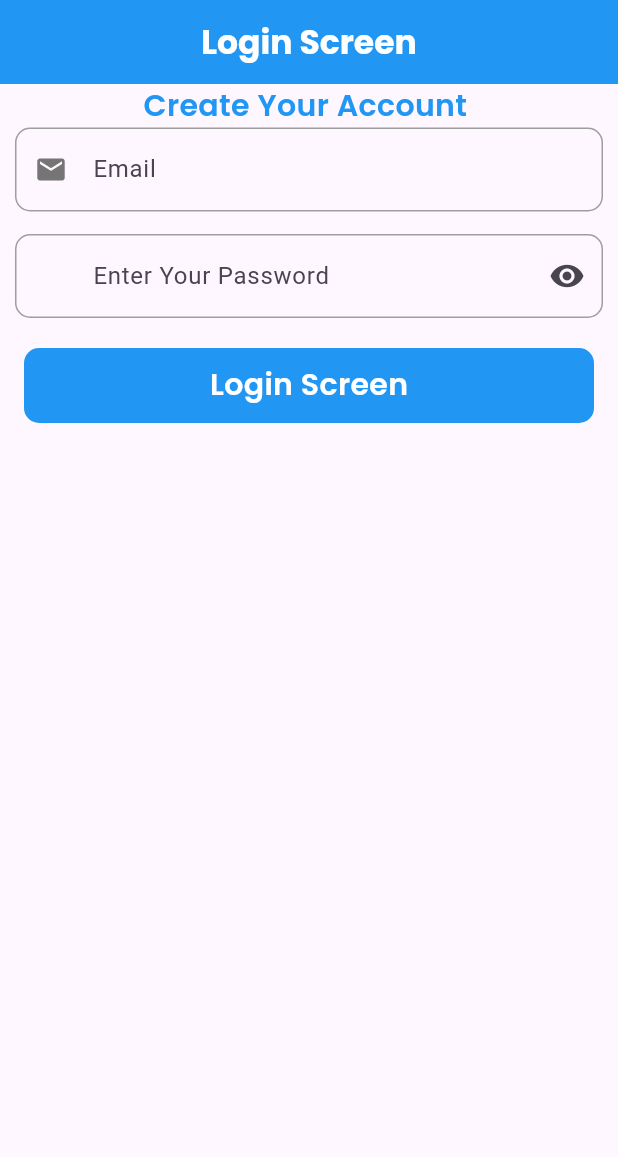
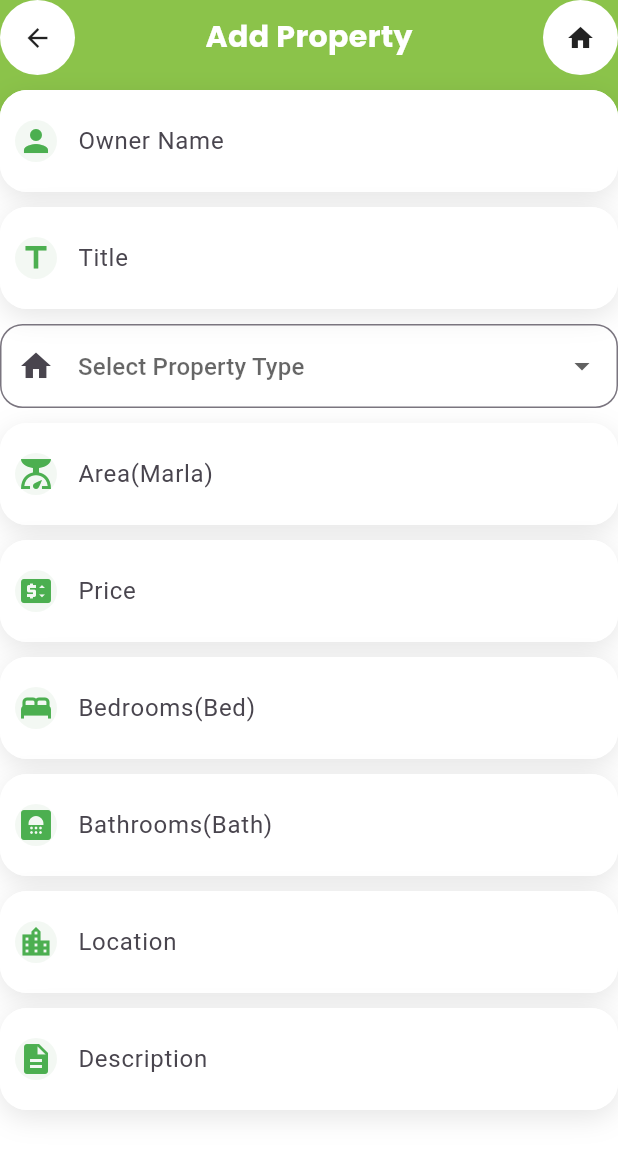
Before and after one commit to raeeskhan371/propertie_explore, a Flutter app: the screen it shows after launch, on a phone screen of 412 x 824 dp. Shown: the top 1157 px of the screen. Run offline on Flutter 3.47's test engine with Material 3 defaults, Android fonts, the light colour scheme and no system bars; our stand-ins replace cloud_firestore, firebase_auth, firebase_core, google_fonts; accounts and stored records are empty.

Commit message:
Improve Add property Screen Ui

```diff
--- /dev/null
+++ b/lib/core/util/appWidgets/Custome_text_field.dart
@@ -0,0 +1,63 @@
+import 'package:flutter/material.dart';
+
+class CustomTextField extends StatelessWidget {
+  final String hint;
+  final IconData icon;
+  final TextEditingController controller;
+
+  const CustomTextField({
+    super.key,
+    required this.hint,
+    required this.icon,
+    required this.controller,
+  });
+
+  @override
+  Widget build(BuildContext context) {
+    return Container(
+      decoration: BoxDecoration(
+        color: Colors.white,
+        borderRadius: BorderRadius.circular(18),
+        boxShadow: [
+          BoxShadow(
+            color: Colors.black.withOpacity(0.1),
+            blurRadius: 15,
+            offset: const Offset(0, 5),
+          ),
+        ],
+      ),
+      child: TextFormField(
+        controller: controller,
+        decoration: InputDecoration(
+          hintText: hint,
+          prefixIcon: Container(
+            margin: const EdgeInsets.all(10),
+            decoration: BoxDecoration(
+              color: const Color(0xffF3F8F3),
+              borderRadius: BorderRadius.circular(14),
+            ),
+            child: Icon(icon, color: const Color(0xff4CAF50)),
+          ),
+          filled: true,
+          fillColor: Colors.white,
+          border: OutlineInputBorder(
+            borderRadius: BorderRadius.circular(18),
+            borderSide: BorderSide.none,
+          ),
+          enabledBorder: OutlineInputBorder(
+            borderRadius: BorderRadius.circular(18),
+            borderSide: BorderSide.none,
+          ),
+          focusedBorder: OutlineInputBorder(
+            borderRadius: BorderRadius.circular(18),
+            borderSide: const BorderSide(color: Color(0xff4CAF50), width: 1.5),
+          ),
+          contentPadding: const EdgeInsets.symmetric(
+            horizontal: 18,
+            vertical: 22,
+          ),
+        ),
+      ),
+    );
+  }
+}
--- a/lib/feature/auth/services/auth_services.dart
+++ b/lib/feature/auth/services/auth_services.dart
@@ -3,6 +3,7 @@ import 'package:firebase_auth/firebase_auth.dart';
 import 'package:flutter/material.dart';
 import 'package:propertie_explore/feature/auth/model/user_model.dart';
 import 'package:propertie_explore/feature/properties/customer/screens/property_overview_screen.dart';
+import 'package:propertie_explore/feature/properties/house_owner/screens/bottom_navigation_bar.dart';
 import 'package:propertie_explore/feature/properties/house_owner/screens/house_owner.dart';
 
 class AuthFireBaseServices {
@@ -50,7 +51,7 @@ class AuthFireBaseServices {
     if (Role == "houseOwner") {
       Navigator.pushReplacement(
         context,
-        MaterialPageRoute(builder: (_) => HouseOwnerDashboard()),
+        MaterialPageRoute(builder: (_) => BottomBar()),
       );
     } else if (Role == "customer") {
       Navigator.pushReplacement(
--- /dev/null
+++ b/lib/feature/properties/house_owner/screens/add_propertie_screen.dart
@@ -0,0 +1,182 @@
+import 'package:flutter/material.dart';
+import 'package:google_fonts/google_fonts.dart';
+import 'package:propertie_explore/core/util/appWidgets/Custome_text_field.dart';
+
+class AddPropertyScreen extends StatefulWidget {
+  const AddPropertyScreen({super.key});
+
+  @override
+  State<AddPropertyScreen> createState() => _AddPropertyScreenState();
+}
+
+class _AddPropertyScreenState extends State<AddPropertyScreen> {
+  String? selectedPropertyType;
+
+  TextEditingController OwnerController = TextEditingController();
+  TextEditingController titleController = TextEditingController();
+  TextEditingController areaController = TextEditingController();
+  TextEditingController priceController = TextEditingController();
+  TextEditingController bedController = TextEditingController();
+  TextEditingController bathController = TextEditingController();
+  TextEditingController locationController = TextEditingController();
+  TextEditingController descController = TextEditingController();
+  @override
+  Widget build(BuildContext context) {
+    return Scaffold(
+      backgroundColor: Colors.lightGreen,
+      body: SafeArea(
+        child: Column(
+          children: [
+            Row(
+              mainAxisAlignment: MainAxisAlignment.spaceBetween,
+              children: [
+                Container(
+                  width: 50,
+                  height: 50,
+                  decoration: BoxDecoration(
+                    color: Colors.white,
+                    borderRadius: BorderRadius.circular(100),
+                  ),
+                  child: Padding(
+                    padding: const EdgeInsets.only(left: 10, right: 10),
+                    child: Icon(Icons.arrow_back_sharp, size: 20),
+                  ),
+                ),
+                Text(
+                  "Add Property",
+                  style: GoogleFonts.poppins(
+                    fontSize: 20,
+                    color: Colors.white,
+                    fontWeight: FontWeight.bold,
+                  ),
+                ),
+                Container(
+                  width: 50,
+                  height: 50,
+                  decoration: BoxDecoration(
+                    color: Colors.white,
+                    borderRadius: BorderRadius.circular(100),
+                  ),
+                  child: Padding(
+                    padding: const EdgeInsets.only(left: 10, right: 10),
+                    child: Center(child: Icon(Icons.home, size: 20)),
+                  ),
+                ),
+              ],
+            ),
+            SizedBox(height: 10),
+
+            // Main Container
+            Expanded(
+              child: Container(
+                height: double.infinity,
+                width: double.infinity,
+
+                decoration: BoxDecoration(
+                  color: Colors.white,
+                  borderRadius: BorderRadius.only(
+                    topLeft: Radius.circular(20),
+                    topRight: Radius.circular(20),
+                  ),
+                ),
+                child: SingleChildScrollView(
+                  child: SizedBox(
+                    child: Column(
+                      children: [
+                        CustomTextField(
+                          hint: "Owner Name",
+                          icon: Icons.person,
+                          controller: OwnerController,
+                        ),
+                        SizedBox(height: 10),
+                        CustomTextField(
+                          hint: "Title",
+                          icon: Icons.title,
+                          controller: titleController,
+                        ),
+                        SizedBox(height: 10),
+
+                        //
+                        DropdownButtonFormField<String>(
+                          value: selectedPropertyType,
+                          decoration: InputDecoration(
+                            prefixIcon: Icon(Icons.home),
+                            hintText: "Select Property Type",
+                            border: OutlineInputBorder(
+                              borderRadius: BorderRadius.circular(15),
+                              borderSide: BorderSide(color: Colors.green),
+                            ),
+                          ),
+                          items: const [
+                            DropdownMenuItem(
+                              value: "House",
+                              child: Text("House"),
+                            ),
+                            DropdownMenuItem(
+                              value: "Apartment",
+                              child: Text("Apartment"),
+                            ),
+                            DropdownMenuItem(
+                              value: "Plot",
+                              child: Text("Plot"),
+                            ),
+                            DropdownMenuItem(
+                              value: "Commercial",
+                              child: Text("Commercial"),
+                            ),
+                          ],
+                          onChanged: (value) {
+                            setState(() {
+                              selectedPropertyType = value;
+                            });
+                          },
+                        ),
+
+                        SizedBox(height: 10),
+                        CustomTextField(
+                          hint: "Area(Marla)",
+                          icon: Icons.scale,
+                          controller: areaController,
+                        ),
+                        SizedBox(height: 10),
+                        CustomTextField(
+                          hint: "Price",
+                          icon: Icons.price_change,
+                          controller: priceController,
+                        ),
+                        SizedBox(height: 10),
+                        CustomTextField(
+                          hint: "Bedrooms(Bed)",
+                          icon: Icons.bed,
+                          controller: bedController,
+                        ),
+                        SizedBox(height: 10),
+                        CustomTextField(
+                          hint: "Bathrooms(Bath)",
+                          icon: Icons.bathroom,
+                          controller: bathController,
+                        ),
+                        SizedBox(height: 10),
+                        CustomTextField(
+                          hint: "Location",
+                          icon: Icons.location_city,
+                          controller: locationController,
+                        ),
+                        SizedBox(height: 10),
+                        CustomTextField(
+                          hint: "Description",
+                          icon: Icons.description,
+                          controller: descController,
+                        ),
+                      ],
+                    ),
+                  ),
+                ),
+              ),
+            ),
+          ],
+        ),
+      ),
+    );
+  }
+}
--- /dev/null
+++ b/lib/feature/properties/house_owner/screens/bottom_navigation_bar.dart
@@ -0,0 +1,41 @@
+import 'package:flutter/material.dart';
+import 'package:propertie_explore/feature/properties/house_owner/screens/add_propertie.dart';
+import 'package:propertie_explore/feature/properties/house_owner/screens/add_propertie_screen.dart';
+import 'package:propertie_explore/feature/properties/house_owner/screens/house_owner.dart';
+import 'package:propertie_explore/feature/properties/house_owner/screens/porperties_feed.dart';
+
+class BottomBar extends StatefulWidget {
+  const BottomBar({super.key});
+
+  @override
+  State<BottomBar> createState() => _BottomBarState();
+}
+
+class _BottomBarState extends State<BottomBar> {
+  List<Widget> screens = [
+    HouseOwnerDashboard(),
+    AddPropertyScreen(),
+    PropertyFeed(),
+  ];
+  int index = 0;
+  @override
+  Widget build(BuildContext context) {
+    return Scaffold(
+      body: screens[index],
+      bottomNavigationBar: BottomNavigationBar(
+        currentIndex: index,
+
+        onTap: (value) {
+          setState(() {
+            index = value;
+          });
+        },
+        items: [
+          BottomNavigationBarItem(icon: Icon(Icons.home), label: "Home"),
+          BottomNavigationBarItem(icon: Icon(Icons.add), label: "Add"),
+          BottomNavigationBarItem(icon: Icon(Icons.person), label: "Profile"),
+        ],
+      ),
+    );
+  }
+}
--- /dev/null
+++ b/lib/feature/properties/house_owner/screens/porperties_feed.dart
@@ -0,0 +1,15 @@
+import 'package:flutter/material.dart';
+
+class PropertyFeed extends StatefulWidget {
+  const PropertyFeed({super.key});
+
+  @override
+  State<PropertyFeed> createState() => _PropertyFeedState();
+}
+
+class _PropertyFeedState extends State<PropertyFeed> {
+  @override
+  Widget build(BuildContext context) {
+    return const Placeholder();
+  }
+}
--- a/lib/main.dart
+++ b/lib/main.dart
@@ -1,9 +1,6 @@
 import 'package:firebase_core/firebase_core.dart';
 import 'package:flutter/material.dart';
-import 'package:propertie_explore/feature/auth/screens/login_screen.dart';
-import 'package:propertie_explore/feature/auth/screens/singup_screen.dart';
-import 'package:propertie_explore/feature/properties/customer/screens/property_overview_screen.dart';
-import 'package:propertie_explore/feature/properties/house_owner/screens/add_propertie.dart';
+import 'package:propertie_explore/feature/properties/house_owner/screens/add_propertie_screen.dart';
 import 'package:propertie_explore/firebase_options.dart';
 
 void main() async {
@@ -22,7 +19,7 @@ class MyApp extends StatelessWidget {
     return MaterialApp(
       title: 'Propertie Explore',
       theme: ThemeData(colorScheme: .fromSeed(seedColor: Colors.deepPurple)),
-      home: LoginScreen(),
+      home: AddPropertyScreen(),
     );
   }
 }
```
